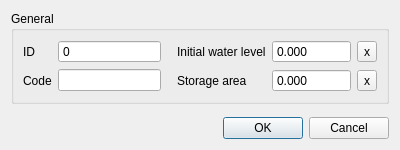
Old version of the form threedi_schematisation_editor/forms/ui/connection_node.ui in the repository nens/threedi-schematisation-editor.
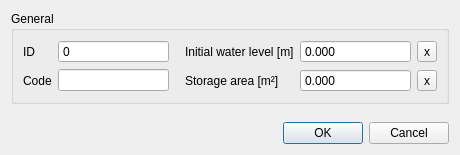
New version of the form.

The edit to the form file:
```diff
--- a/threedi_schematisation_editor/forms/ui/connection_node.ui
+++ b/threedi_schematisation_editor/forms/ui/connection_node.ui
@@ -6,8 +6,8 @@
    <rect>
     <x>0</x>
     <y>0</y>
-    <width>400</width>
-    <height>150</height>
+    <width>460</width>
+    <height>155</height>
    </rect>
   </property>
   <property name="windowTitle">
@@ -89,7 +89,7 @@
          <locale language="English" country="UnitedStates"/>
         </property>
         <property name="text">
-         <string>Storage area</string>
+         <string>Storage area [m²]</string>
         </property>
         <property name="alignment">
          <set>Qt::AlignLeading|Qt::AlignLeft|Qt::AlignVCenter</set>
@@ -118,7 +118,7 @@
          <locale language="English" country="UnitedStates"/>
         </property>
         <property name="text">
-         <string>Initial water level</string>
+         <string>Initial water level [m]</string>
         </property>
         <property name="alignment">
          <set>Qt::AlignLeading|Qt::AlignLeft|Qt::AlignVCenter</set>
```
